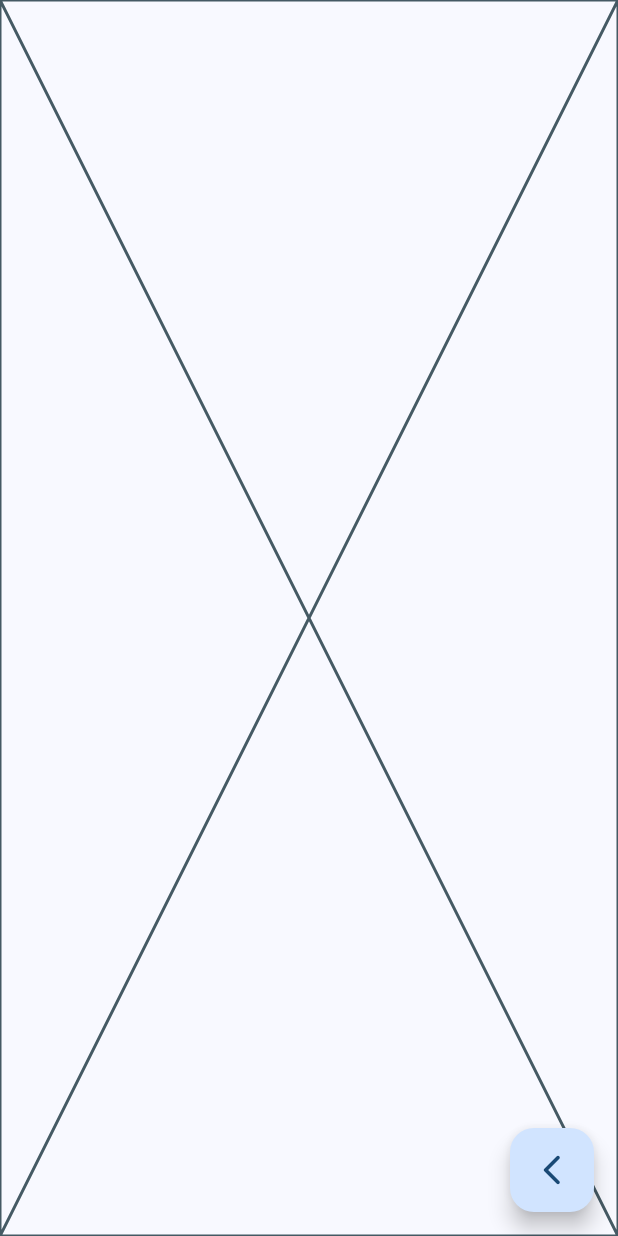
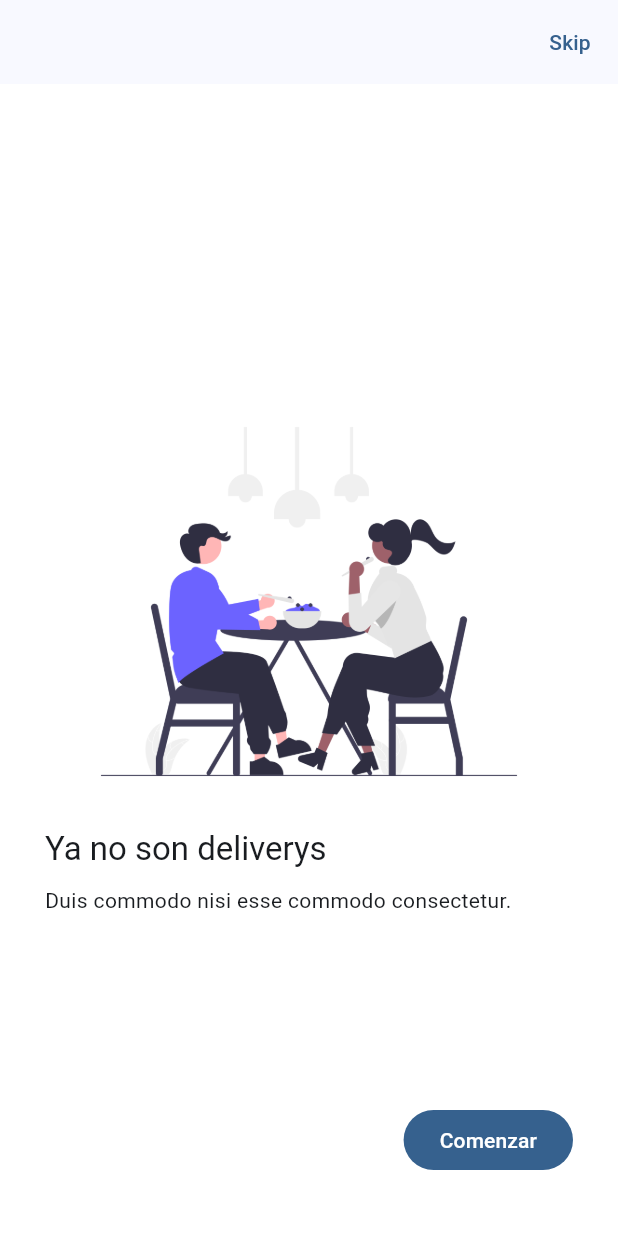
Before and after one commit to josuearroliga/widgetsApp, a Flutter app: the AppTutorialScreen screen opened by its route, swiped to page 3, on a phone screen of 412 x 824 dp. Run offline on Flutter 3.47's test engine with Material 3 defaults, Android fonts, the phone set to English and light mode, and no system bars; our stand-ins replace animate_do, go_router.

```diff
--- a/lib/config/menu/menu_items.dart
+++ b/lib/config/menu/menu_items.dart
@@ -56,4 +56,10 @@ const appMenuItems = <MenuItem>[
     link: '/app_tutorial',
     icon: Icons.accessibility_new_outlined,
   ),
+  MenuItem(
+    title: 'Listas Infinitas',
+    subTitle: 'Seccion de lista de imagenes infinitas',
+    link: '/infinite',
+    icon: Icons.list_outlined,
+  ),
 ];
--- a/lib/config/router/app_router.dart
+++ b/lib/config/router/app_router.dart
@@ -46,5 +46,10 @@ final appRouter = GoRouter(
       name: AppTutorialScreen.name,
       builder: (context, state) => const AppTutorialScreen(),
     ),
+    GoRoute(
+      path: '/infinite',
+      name: InfiniteScrollScreen.name,
+      builder: (context, state) => const InfiniteScrollScreen(),
+    ),
   ],
 );
--- a/lib/presentation/screens/app_tutorial/app_tutorial_screen.dart
+++ b/lib/presentation/screens/app_tutorial/app_tutorial_screen.dart
@@ -1,3 +1,4 @@
+import 'package:animate_do/animate_do.dart';
 import 'package:flutter/material.dart';
 import 'package:go_router/go_router.dart';
 
@@ -12,34 +13,73 @@ class SlideInfo {
       {required this.title, required this.caption, required this.imageUrl});
 }
 
+//TODO:We create this list so we can then create a map builder that will create a different page for all the items inside this list. After that we create what we want to see in a sepparate stl widget and we call it from the Pageview map builder so it iterates to all the items inside this list.
+
 final List<SlideInfo> slides = [
   SlideInfo(
       title: 'Deliverys geniales',
       caption: 'Duis commodo nisi esse commodo consectetur.',
-      imageUrl: 'assests/1.png'),
+      imageUrl: 'assets/1.png'),
   SlideInfo(
       title: 'Deliverys version dos',
       caption: 'Duis commodo nisi esse commodo consectetur.',
-      imageUrl: 'assests/2.png'),
+      imageUrl: 'assets/2.png'),
   SlideInfo(
       title: 'Ya no son deliverys',
       caption: 'Duis commodo nisi esse commodo consectetur.',
-      imageUrl: 'assests/13png'),
+      imageUrl: 'assets/3.png'),
 ];
 
-class AppTutorialScreen extends StatelessWidget {
+class AppTutorialScreen extends StatefulWidget {
   static const name = 'tutorial_screen';
 
   const AppTutorialScreen({super.key});
 
   @override
+  State<AppTutorialScreen> createState() => _AppTutorialScreenState();
+}
+
+class _AppTutorialScreenState extends State<AppTutorialScreen> {
+  final PageController pagePosition = PageController();
+  bool endReached = false;
+
+  @override
+  void initState() {
+    super.initState();
+
+    pagePosition.addListener(() {
+      final page = pagePosition.page ?? 0;
+      if (!endReached && page >= (slides.length - 1.5)) {
+        setState(() {
+          endReached = true;
+        });
+      }
+    });
+  }
+
+  @override
+  void dispose() {
+    pagePosition.dispose();
+    super.dispose();
+  }
+
+  @override
   Widget build(BuildContext context) {
     return Scaffold(
-      floatingActionButton: FloatingActionButton(
+      backgroundColor: Colors.white,
+      appBar: AppBar(
+        automaticallyImplyLeading: false,
+        actions: [
+          TextButton(
             onPressed: () => context.pop(),
-        child: const Icon(Icons.arrow_back_ios_new_rounded),
+            child: const Text('Skip'),
           ),
-      body: PageView(
+        ],
+      ),
+      body: Stack(
+        children: [
+          PageView(
+            controller: pagePosition,
             children: slides
                 .map(
                   (slideData) => _Slide(
@@ -48,6 +88,21 @@ class AppTutorialScreen extends StatelessWidget {
                       imageUrl: slideData.imageUrl),
                 )
                 .toList(),
+          ),
+          endReached == true
+              ? Positioned(
+                  bottom: 40,
+                  right: 30,
+                  child: FadeInRight(
+                    duration: const Duration(seconds: 1),
+                    child: FilledButton(
+                      onPressed: () => context.pop(),
+                      child: const Text('Comenzar'),
+                    ),
+                  ),
+                )
+              : const SizedBox(),
+        ],
       ),
     );
   }
@@ -63,6 +118,31 @@ class _Slide extends StatelessWidget {
 
   @override
   Widget build(BuildContext context) {
-    return const Placeholder();
+    final textStyle = Theme.of(context).textTheme.titleLarge;
+    final textStyle2 = Theme.of(context).textTheme.bodyMedium;
+    /////////
+    return Padding(
+      padding: const EdgeInsets.symmetric(horizontal: 30),
+      child: Column(
+        mainAxisAlignment: MainAxisAlignment.center,
+        crossAxisAlignment: CrossAxisAlignment.start,
+        children: [
+          Image(
+            image: AssetImage(imageUrl),
+          ),
+          const SizedBox(height: 10),
+          Text(
+            title,
+            style: textStyle,
+          ),
+          const SizedBox(height: 10),
+          Text(
+            caption,
+            style: textStyle2,
+          ),
+          const SizedBox(height: 10),
+        ],
+      ),
+    );
   }
 }
```
Also changed, not shown: lib/presentation/screens/infinite_scroll/infinite_scroll_screen.dart (+104 -2 lines), pubspec.yaml (+6 -2 lines), pubspec.lock. Lines whose indentation alone changed are shown as unchanged.
